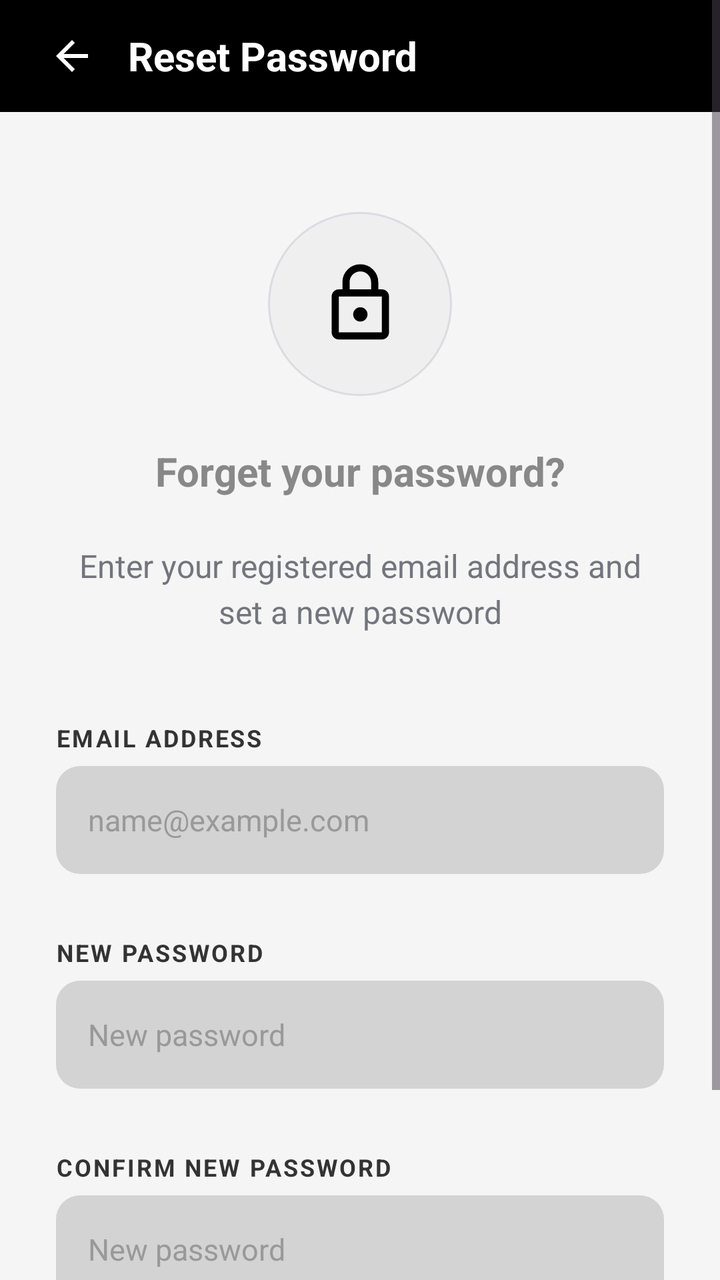
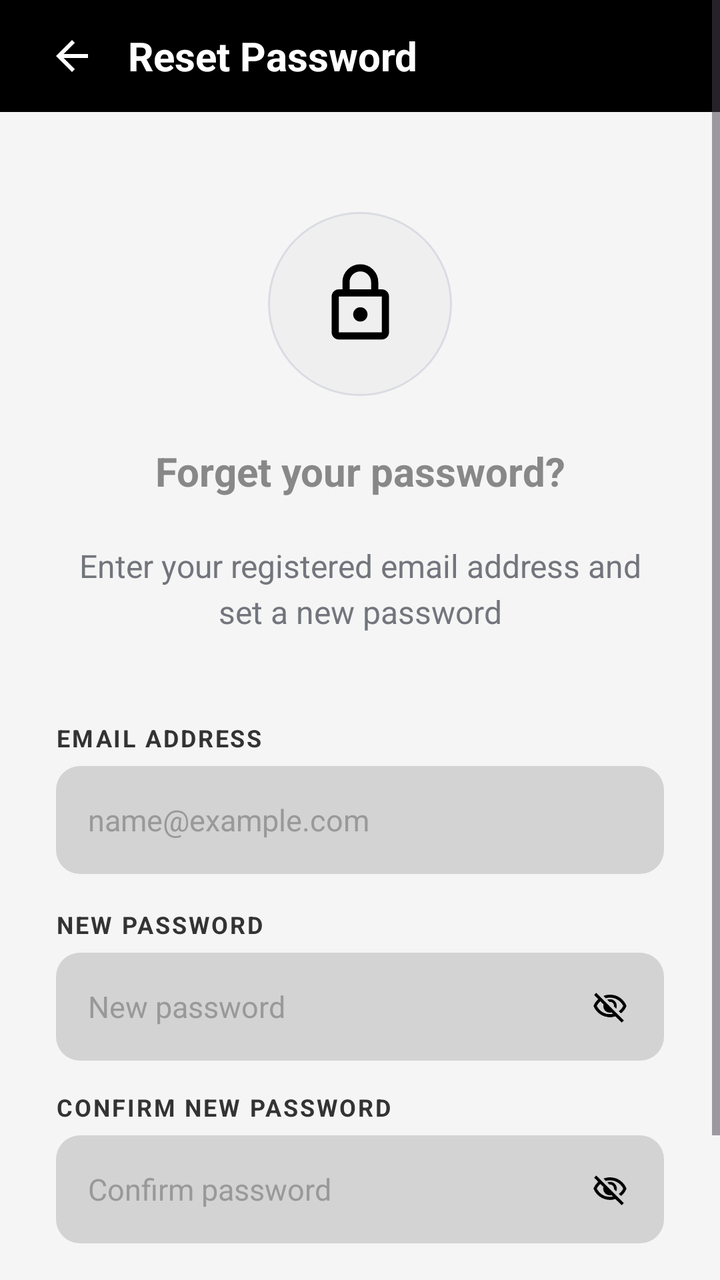

An Android layout rendered at two revisions. The XML below is the earlier revision; the diff shows what the commit changed to produce the second picture.
<!-- AndroidManifest.xml: application theme Theme.MessMaster -->
<!-- res/layout/activity_forget_password.xml -->
<?xml version="1.0" encoding="utf-8"?>
<ScrollView xmlns:android="http://schemas.android.com/apk/res/android"
    android:layout_width="match_parent"
    android:layout_height="match_parent"
    xmlns:tools="http://schemas.android.com/tools"
    xmlns:app="http://schemas.android.com/apk/res-auto"
    android:background="#F5F5F5"
    android:fitsSystemWindows="true"
    android:fillViewport="true"
    tools:context=".auth.ForgetPassActivity">

    <LinearLayout
        android:layout_width="match_parent"
        android:layout_height="wrap_content"
        android:orientation="vertical">

        <LinearLayout
            android:layout_width="match_parent"
            android:layout_height="56dp"
            android:background="#000000"
            android:orientation="horizontal"
            android:gravity="center_vertical"
            android:paddingHorizontal="16dp">

            <ImageButton
                android:id="@+id/btnBack"
                android:layout_width="40dp"
                android:layout_height="40dp"
                android:src="@drawable/back_arrow"
                app:tint="#FFFFFF"
                android:background="?attr/selectableItemBackgroundBorderless"
                android:contentDescription="Back" />

            <TextView
                android:layout_width="wrap_content"
                android:layout_height="wrap_content"
                android:text="Reset Password"
                android:textSize="20sp"
                android:textStyle="bold"
                android:textColor="#FFFFFF"
                android:layout_marginStart="8dp" />

        </LinearLayout>

        <LinearLayout
            android:layout_width="match_parent"
            android:layout_height="wrap_content"
            android:orientation="vertical"
            android:paddingLeft="28dp"
            android:paddingTop="50dp"
            android:paddingRight="28dp"
            android:paddingBottom="28dp">

            <FrameLayout
                android:layout_width="92dp"
                android:layout_height="92dp"
                android:layout_gravity="center"
                android:background="@drawable/bg_icon_circle">

                <ImageView
                    android:layout_width="48dp"
                    android:layout_height="43dp"
                    android:layout_gravity="center"
                    android:contentDescription="Lock_Icon"
                    android:src="@drawable/lock_icon"/>

            </FrameLayout>

            <TextView
                android:layout_width="match_parent"
                android:layout_height="wrap_content"
                android:layout_marginTop="24dp"
                android:gravity="center"
                android:text="Forget your password?"
                android:textColor="@color/text_primary"
                android:textSize="20sp"
                android:textStyle="bold"/>

            <TextView
                android:layout_width="match_parent"
                android:layout_height="wrap_content"
                android:layout_marginTop="23dp"
                android:gravity="center"
                android:lineSpacingExtra="4dp"
                android:text="Enter your registered email address and set a new password"
                android:textColor="@color/text_secondary"
                android:textSize="16sp"/>

            <TextView
                android:layout_width="match_parent"
                android:layout_height="wrap_content"
                android:text="EMAIL ADDRESS"
                android:textSize="12sp"
                android:textStyle="bold"
                android:textColor="#333333"
                android:letterSpacing="0.08"
                android:layout_marginTop="44dp"
                android:layout_marginBottom="6dp" />

            <EditText
                android:id="@+id/etEmail"
                android:layout_width="match_parent"
                android:layout_height="54dp"
                android:hint="name@example.com"
                android:textColorHint="#999999"
                android:textColor="#000000"
                android:textSize="15sp"
                android:background="@drawable/bg_input_field"
                android:paddingHorizontal="16dp"
                android:inputType="textPersonName"
                android:singleLine="true"
                android:layout_marginBottom="16dp"
                android:autofillHints="name"
                android:importantForAutofill="yes" />

            <TextView
                android:layout_width="match_parent"
                android:layout_height="wrap_content"
                android:text="NEW PASSWORD"
                android:textSize="12sp"
                android:textStyle="bold"
                android:textColor="#333333"
                android:letterSpacing="0.08"
                android:layout_marginTop="15dp"
                android:layout_marginBottom="6dp" />

            <EditText
                android:id="@+id/etNewPass"
                android:layout_width="match_parent"
                android:layout_height="54dp"
                android:hint="New password"
                android:textColorHint="#999999"
                android:textColor="#000000"
                android:textSize="15sp"
                android:background="@drawable/bg_input_field"
                android:paddingHorizontal="16dp"
                android:inputType="textPassword"
                android:singleLine="true"
                android:layout_marginBottom="16dp"
                android:autofillHints="name"
                android:importantForAutofill="yes" />

            <TextView
                android:layout_width="match_parent"
                android:layout_height="wrap_content"
                android:text="CONFIRM NEW PASSWORD"
                android:textSize="12sp"
                android:textStyle="bold"
                android:textColor="#333333"
                android:letterSpacing="0.08"
                android:layout_marginTop="15dp"
                android:layout_marginBottom="6dp" />

            <EditText
                android:id="@+id/etConfirmPass"
                android:layout_width="match_parent"
                android:layout_height="54dp"
                android:hint="New password"
                android:textColorHint="#999999"
                android:textColor="#000000"
                android:textSize="15sp"
                android:background="@drawable/bg_input_field"
                android:paddingHorizontal="16dp"
                android:inputType="textPassword"
                android:singleLine="true"
                android:layout_marginBottom="16dp"
                android:autofillHints="name"
                android:importantForAutofill="yes" />

            <Button
                android:id="@+id/btnResetPass"
                android:layout_width="match_parent"
                android:layout_height="56dp"
                android:text="Reset Password"
                android:textSize="16sp"
                android:textColor="#FFFFFF"
                android:textStyle="bold"
                android:backgroundTint="#000000"
                android:stateListAnimator="@null"
                style="@style/Widget.MaterialComponents.Button"
                app:cornerRadius="12dp" />

        </LinearLayout>

    </LinearLayout>

</ScrollView>
<!-- resources referenced by this layout -->
<resources>
  <color name="text_primary">#888888</color>
  <color name="text_secondary">#73757D</color>
  <!-- drawable back_arrow (drawable) -->
  <vector xmlns:android="http://schemas.android.com/apk/res/android"
      android:width="24dp"
      android:height="24dp"
      android:viewportWidth="960"
      android:viewportHeight="960">
    <path
        android:pathData="m313,520 l224,224 -57,56 -320,-320 320,-320 57,56 -224,224h487v80L313,520Z"
        android:fillColor="#000000"/>
  </vector>
  <!-- drawable bg_icon_circle (drawable) -->
  <?xml version="1.0" encoding="utf-8"?>
  <shape xmlns:android="http://schemas.android.com/apk/res/android">
      <solid android:color="#EFEFF0" />
      <stroke
          android:width="1dp"
          android:color="@color/border" />
      <corners android:radius="50dp" />
  </shape>
  <!-- drawable bg_input_field (drawable) -->
  <?xml version="1.0" encoding="utf-8"?>
  <shape xmlns:android="http://schemas.android.com/apk/res/android"
      android:shape="rectangle">
  
      <solid android:color="#D3D3D3" />
  
      <corners android:radius="12dp" />
  
  </shape>
  <!-- drawable lock_icon (drawable) -->
  <vector xmlns:android="http://schemas.android.com/apk/res/android"
      android:width="24dp"
      android:height="24dp"
      android:viewportWidth="960"
      android:viewportHeight="960">
    <path
        android:pathData="M240,880q-33,0 -56.5,-23.5T160,800v-400q0,-33 23.5,-56.5T240,320h40v-80q0,-83 58.5,-141.5T480,40q83,0 141.5,58.5T680,240v80h40q33,0 56.5,23.5T800,400v400q0,33 -23.5,56.5T720,880L240,880ZM240,800h480v-400L240,400v400ZM536.5,656.5Q560,633 560,600t-23.5,-56.5Q513,520 480,520t-56.5,23.5Q400,567 400,600t23.5,56.5Q447,680 480,680t56.5,-23.5ZM360,320h240v-80q0,-50 -35,-85t-85,-35q-50,0 -85,35t-35,85v80ZM240,800v-400,400Z"
        android:fillColor="#000000"/>
  </vector>
  <style name="Theme.MessMaster" parent="Base.Theme.MessMaster" />
  <color name="border">#DADCE2</color>
  <style name="Base.Theme.MessMaster" parent="Theme.Material3.DayNight.NoActionBar">
          
          
      </style>
</resources>

<!-- the commit's change to res/layout/activity_forget_password.xml (unified diff, before → after) -->
@@ -121,24 +121,41 @@
                 android:textStyle="bold"
                 android:textColor="#333333"
                 android:letterSpacing="0.08"
-                android:layout_marginTop="15dp"
+                android:layout_marginTop="1dp"
                 android:layout_marginBottom="6dp" />
 
-            <EditText
-                android:id="@+id/etNewPass"
+            <LinearLayout
                 android:layout_width="match_parent"
                 android:layout_height="54dp"
-                android:hint="New password"
-                android:textColorHint="#999999"
-                android:textColor="#000000"
-                android:textSize="15sp"
+                android:orientation="horizontal"
                 android:background="@drawable/bg_input_field"
-                android:paddingHorizontal="16dp"
-                android:inputType="textPassword"
-                android:singleLine="true"
-                android:layout_marginBottom="16dp"
-                android:autofillHints="name"
-                android:importantForAutofill="yes" />
+                android:gravity="center_vertical"
+                android:paddingHorizontal="16sp">
+
+                <EditText
+                    android:id="@+id/etNewPass"
+                    android:layout_width="0dp"
+                    android:layout_height="match_parent"
+                    android:layout_weight="1"
+                    android:hint="New password"
+                    android:textColorHint="#999999"
+                    android:textColor="#000000"
+                    android:textSize="15sp"
+                    android:background="@null"
+                    android:inputType="textPassword"
+                    android:singleLine="true"
+                    android:importantForAutofill="yes"
+                    android:autofillHints="password" />
+
+                <ImageView
+                    android:id="@+id/btnEyeToggleNewPassword"
+                    android:layout_width="22dp"
+                    android:layout_height="22dp"
+                    android:src="@drawable/eye_close"
+                    android:padding="2dp"
+                    android:contentDescription="Toggle Password"/>
+
+            </LinearLayout>
 
             <TextView
                 android:layout_width="match_parent"
@@ -151,21 +168,39 @@
                 android:layout_marginTop="15dp"
                 android:layout_marginBottom="6dp" />
 
-            <EditText
-                android:id="@+id/etConfirmPass"
+            <LinearLayout
                 android:layout_width="match_parent"
                 android:layout_height="54dp"
-                android:hint="New password"
-                android:textColorHint="#999999"
-                android:textColor="#000000"
-                android:textSize="15sp"
+                android:orientation="horizontal"
                 android:background="@drawable/bg_input_field"
-                android:paddingHorizontal="16dp"
-                android:inputType="textPassword"
-                android:singleLine="true"
-                android:layout_marginBottom="16dp"
-                android:autofillHints="name"
-                android:importantForAutofill="yes" />
+                android:gravity="center_vertical"
+                android:paddingHorizontal="16sp"
+                android:layout_marginBottom="16dp">
+
+                <EditText
+                    android:id="@+id/etConfirmPass"
+                    android:layout_width="0dp"
+                    android:layout_height="match_parent"
+                    android:layout_weight="1"
+                    android:hint="Confirm password"
+                    android:textColorHint="#999999"
+                    android:textColor="#000000"
+                    android:textSize="15sp"
+                    android:background="@null"
+                    android:inputType="textPassword"
+                    android:singleLine="true"
+                    android:importantForAutofill="yes"
+                    android:autofillHints="password" />
+
+                <ImageView
+                    android:id="@+id/btnEyeToggleConfirmPassword"
+                    android:layout_width="22dp"
+                    android:layout_height="22dp"
+                    android:src="@drawable/eye_close"
+                    android:padding="2dp"
+                    android:contentDescription="Toggle Password"/>
+
+            </LinearLayout>
 
             <Button
                 android:id="@+id/btnResetPass"
<!-- resource entries referenced after the edit -->
@@ -31,6 +31,16 @@
       <corners android:radius="12dp" />
   
   </shape>
+  <!-- drawable eye_close (drawable) -->
+  <vector xmlns:android="http://schemas.android.com/apk/res/android"
+      android:width="24dp"
+      android:height="24dp"
+      android:viewportWidth="960"
+      android:viewportHeight="960">
+    <path
+        android:pathData="m644,532 l-58,-58q9,-47 -27,-88t-93,-32l-58,-58q17,-8 34.5,-12t37.5,-4q75,0 127.5,52.5T660,460q0,20 -4,37.5T644,532ZM772,658 L714,602q38,-29 67.5,-63.5T832,460q-50,-101 -143.5,-160.5T480,240q-29,0 -57,4t-55,12l-62,-62q41,-17 84,-25.5t90,-8.5q151,0 269,83.5T920,460q-23,59 -60.5,109.5T772,658ZM792,904L624,738q-35,11 -70.5,16.5T480,760q-151,0 -269,-83.5T40,460q21,-53 53,-98.5t73,-81.5L56,168l56,-56 736,736 -56,56ZM222,336q-29,26 -53,57t-41,67q50,101 143.5,160.5T480,680q20,0 39,-2.5t39,-5.5l-36,-38q-11,3 -21,4.5t-21,1.5q-75,0 -127.5,-52.5T300,460q0,-11 1.5,-21t4.5,-21l-84,-82ZM541,429ZM390,504Z"
+        android:fillColor="#000000"/>
+  </vector>
   <!-- drawable lock_icon (drawable) -->
   <vector xmlns:android="http://schemas.android.com/apk/res/android"
       android:width="24dp"
